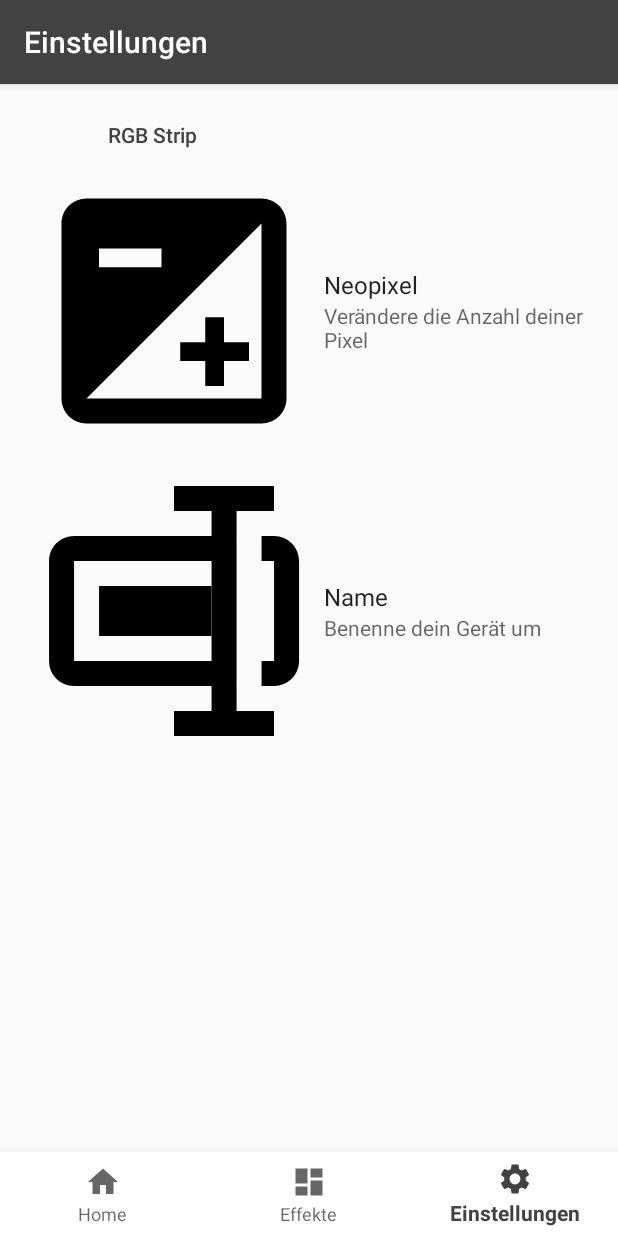
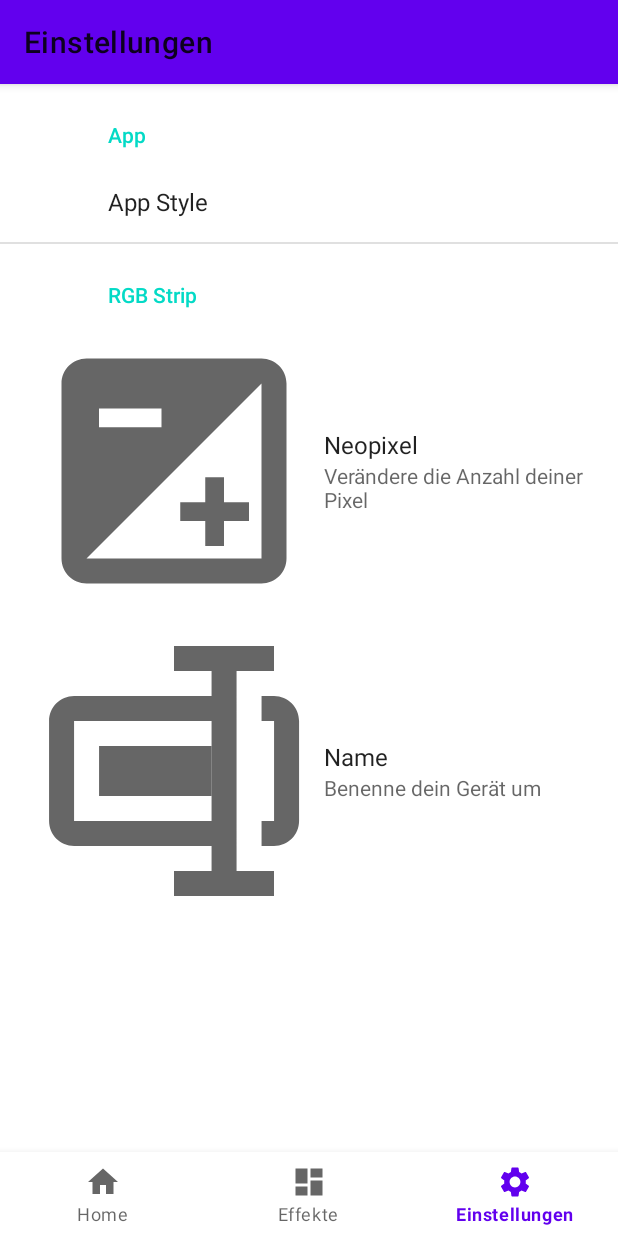
Before and after one commit to XxSemmel/RGB_Control_Android, an Android app: the SettingsFragment screen opened through its navigation route, on a phone screen of 412 x 824 dp. Run offline under Robolectric (Android 15) with nearby library versions, the phone set to English and light mode, and no system bars; our stand-ins replace androidx.preference, navigation-ui; libraries missing offline, so code that uses them is left out: petrov.kristiyan.colorpicker, top.defaults.colorpicker; 5 statements that could not run were skipped.

Commit message:
app style and main color colorpicker added

```diff
--- a/app/build.gradle
+++ b/app/build.gradle
@@ -6,7 +6,7 @@ android {
 
     defaultConfig {
         applicationId "de.rgb_control"
-        minSdkVersion 25
+        minSdkVersion 27
         targetSdkVersion 30
         versionCode 1
         versionName "1.0"
@@ -32,7 +32,9 @@ dependencies {
     implementation 'androidx.navigation:navigation-ui:2.3.0'
     implementation 'androidx.lifecycle:lifecycle-extensions:2.2.0'
     implementation "com.github.duanhong169:colorpicker:1.1.6"
+    implementation 'petrov.kristiyan:colorpicker-library:1.1.10'
     implementation 'androidx.preference:preference:1.1.1'
+    implementation 'com.airbnb.android:lottie:3.4.2'
     testImplementation 'junit:junit:4.13'
     androidTestImplementation 'androidx.test.ext:junit:1.1.2'
     androidTestImplementation 'androidx.test.espresso:espresso-core:3.3.0'
--- a/app/src/main/java/de/rgb_control/helper/BLE.java
+++ b/app/src/main/java/de/rgb_control/helper/BLE.java
@@ -61,6 +61,7 @@ public class BLE {
     public void sendColor(int color){
 
         if(onServiceInit){
+
 
             if(lastColor!=color){
 
--- a/app/src/main/res/drawable/ic_number.xml
+++ b/app/src/main/res/drawable/ic_number.xml
@@ -4,6 +4,6 @@
     android:viewportWidth="24"
     android:viewportHeight="24">
   <path
-      android:fillColor="#000000"
+      android:fillColor="?attr/colorControlNormal"
       android:pathData="M19,3L5,3c-1.1,0 -2,0.9 -2,2v14c0,1.1 0.9,2 2,2h14c1.1,0 2,-0.9 2,-2L21,5c0,-1.1 -0.9,-2 -2,-2zM6,7h5v1.5L6,8.5L6,7zM19,19L5,19L19,5v14zM14.5,16v2L16,18v-2h2v-1.5h-2v-2h-1.5v2h-2L12.5,16z"/>
 </vector>
--- a/app/src/main/res/drawable/ic_warning.xml
+++ b/app/src/main/res/drawable/ic_warning.xml
@@ -2,9 +2,8 @@
     android:width="24dp"
     android:height="24dp"
     android:viewportWidth="24"
-    android:viewportHeight="24"
-    android:tint="?attr/colorControlNormal">
+    android:viewportHeight="24">
   <path
-      android:fillColor="@android:color/white"
+      android:fillColor="?attr/colorControlNormal"
       android:pathData="M1,21h22L12,2 1,21zM13,18h-2v-2h2v2zM13,14h-2v-4h2v4z"/>
 </vector>
--- a/app/src/main/res/drawable/rename.xml
+++ b/app/src/main/res/drawable/rename.xml
@@ -5,8 +5,8 @@
     android:height="200dp">
     <path
         android:pathData="M20.005 5.995h-1v2h1v8h-1v2h1c1.103 0 2 -0.897 2 -2v-8C22.005 6.893 21.107 5.995 20.005 5.995zM6.005 9.995H15V13.995H6.005z"
-        android:fillColor="#000000" />
+        android:fillColor="?attr/colorControlNormal" />
     <path
         android:pathData="M17.005 17.995v-12V4H20V2h-8v2h3.005v1.995h-11c-1.103 0 -2 0.897 -2 2v8c0 1.103 0.897 2 2 2h11V20H12v2h8v-2h-2.995V17.995zM4.005 15.995v-8h11v8H4.005z"
-        android:fillColor="#000000" />
+        android:fillColor="?attr/colorControlNormal" />
 </vector>
--- a/app/src/main/res/layout/main_navigation.xml
+++ b/app/src/main/res/layout/main_navigation.xml
@@ -20,7 +20,6 @@
         android:layout_width="match_parent"
         android:layout_height="wrap_content"
         android:layout_alignParentBottom="true"
-        app:menu="@menu/bottom_nav_menu"
-        android:background="@android:color/white"/>
+        app:menu="@menu/bottom_nav_menu"/>
 
 </RelativeLayout>
--- a/app/src/main/res/values/colors.xml
+++ b/app/src/main/res/values/colors.xml
@@ -1,11 +1,11 @@
 <?xml version="1.0" encoding="utf-8"?>
 <resources>
-    <color name="colorPrimary">#424242</color>
-    <color name="colorPrimaryDark">#1b1b1b</color>
+    <color name="colorPrimary">#2c3e50</color>
+    <color name="colorPrimaryDark">#1B3147</color>
 
     <color name="primaryLightColor">#6d6d6d</color>
 
-    <color name="colorAccent">#424242</color>
+    <color name="colorAccent">#3498db</color>
 
     <color name="primaryTextColor">#ffffff</color>
 
--- /dev/null
+++ b/app/src/main/res/values/preferences_styles.xml
@@ -0,0 +1,15 @@
+<?xml version="1.0" encoding="utf-8"?>
+<resources>
+    <string-array name="appstyles_labels">
+        <item>System default</item>
+        <item>Dark</item>
+        <item>Light</item>
+    </string-array>
+
+    <string-array name="appstyles_values">
+        <item>system_default</item>
+        <item>dark</item>
+        <item>light</item>
+    </string-array>
+
+</resources>
--- a/app/src/main/res/values/styles.xml
+++ b/app/src/main/res/values/styles.xml
@@ -1,10 +1,7 @@
 <resources>
     <!-- Base application theme. -->
-    <style name="AppTheme" parent="Theme.AppCompat.Light.DarkActionBar">
+    <style name="AppTheme" parent="Theme.MaterialComponents.DayNight">
         <!-- Customize your theme here. -->
-        <item name="colorPrimary">@color/colorPrimary</item>
-        <item name="colorPrimaryDark">@color/colorPrimaryDark</item>
-        <item name="colorAccent">@color/colorAccent</item>
     </style>
 
     <style name="SplashScreenTheme" parent="Theme.AppCompat.NoActionBar">
--- a/app/src/main/res/xml/preferences.xml
+++ b/app/src/main/res/xml/preferences.xml
@@ -1,5 +1,19 @@
 <?xml version="1.0" encoding="utf-8"?>
 <PreferenceScreen xmlns:android="http://schemas.android.com/apk/res/android">
+
+
+    <PreferenceCategory android:title="App">
+
+        <ListPreference android:key="styles"
+            android:title="App Style"
+            android:entries="@array/appstyles_labels"
+            android:entryValues="@array/appstyles_values"
+            android:defaultValue="system_default"
+            />
+
+    </PreferenceCategory>
+
+
     <PreferenceCategory android:title="RGB Strip">
 
         <EditTextPreference android:key="numb"
```
Also changed, not shown: app/src/main/assets/loading.json (added, +1 -0 lines), app/src/main/java/de/rgb_control/MainActivity.java (+19 -6 lines), app/src/main/java/de/rgb_control/SplashActivity.java (+20 -0 lines), app/src/main/java/de/rgb_control/ui/home/HomeFragment.java (+58 -2 lines), app/src/main/java/de/rgb_control/ui/settings/SettingsFragment.java (+29 -0 lines), app/src/main/res/drawable/progressbar.xml (deleted, +0 -27 lines), app/src/main/res/layout/fragment_home.xml (+16 -0 lines), app/src/main/res/layout/loading_indicator.xml (+10 -9 lines), 51 other files.
